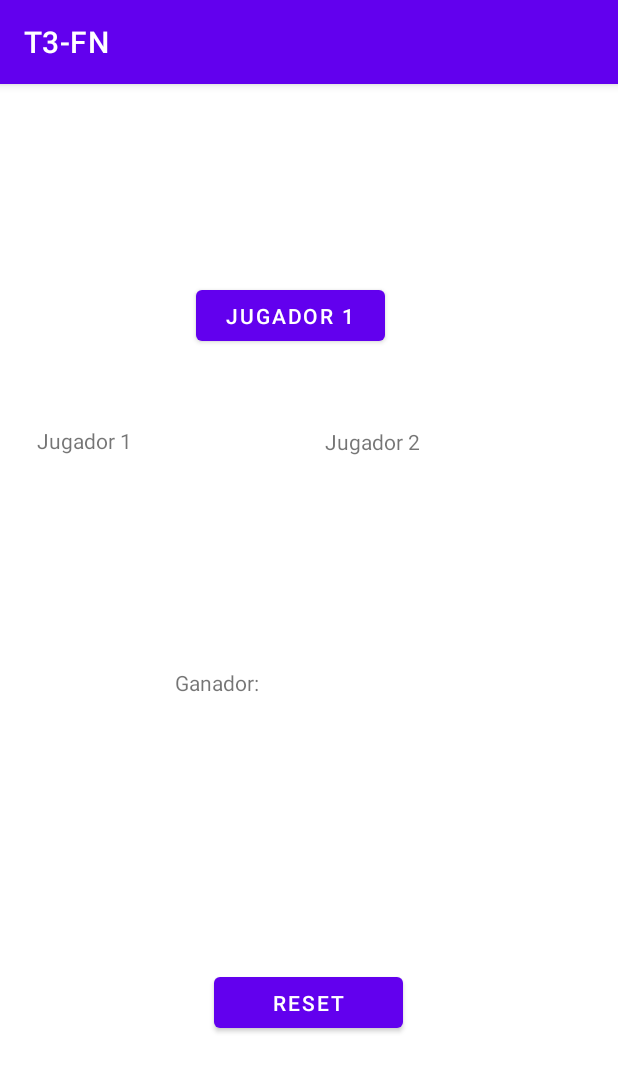
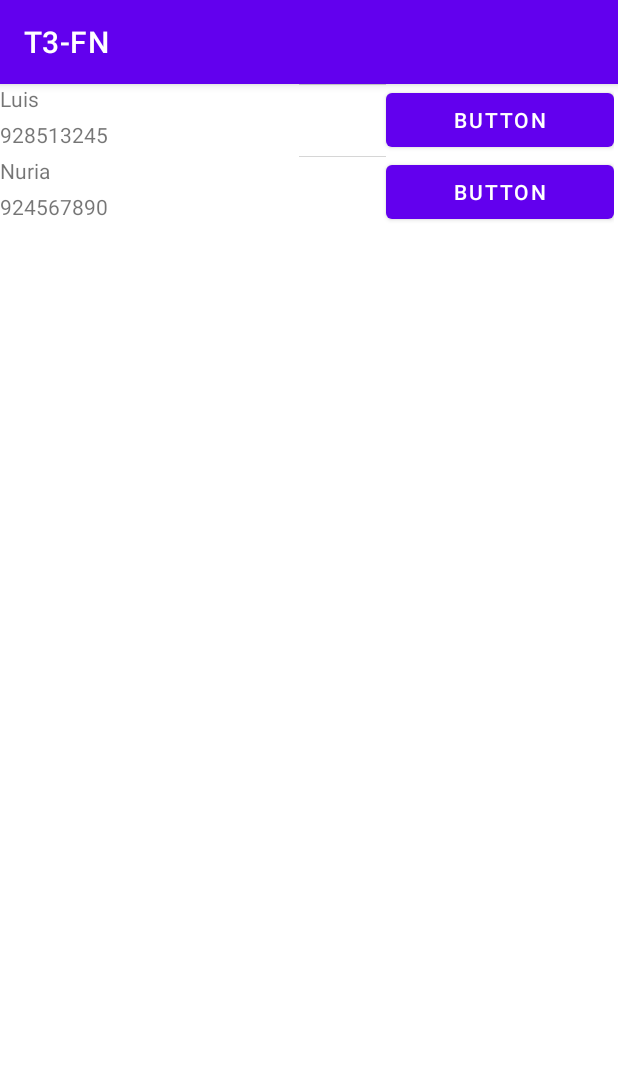
Before and after one commit to NicoldAguilar/APPMOV-T3FN, an Android app: the screen it shows after launch (AleatoriosActivity before the commit, ListadoActivity after it), on a phone screen of 412 x 824 dp. Shown: the top 1072 px of the screen. Run offline under Robolectric (Android 15) with nearby library versions, the phone set to English and light mode, and no system bars; our stand-ins replace Picasso; pictures from the network do not load.

Commit message:
T3-B-MID

```diff
--- a/APP MOVILES/app/build.gradle
+++ b/APP MOVILES/app/build.gradle
@@ -33,7 +33,9 @@ dependencies {
     implementation 'androidx.appcompat:appcompat:1.5.1'
     implementation 'com.google.android.material:material:1.7.0'
     implementation 'androidx.constraintlayout:constraintlayout:2.1.4'
+    implementation 'com.squareup.picasso:picasso:2.71828' //imagenes
     testImplementation 'junit:junit:4.13.2'
     androidTestImplementation 'androidx.test.ext:junit:1.1.4'
     androidTestImplementation 'androidx.test.espresso:espresso-core:3.5.0'
+
 }
--- a/APP MOVILES/app/src/main/AndroidManifest.xml
+++ b/APP MOVILES/app/src/main/AndroidManifest.xml
@@ -1,6 +1,7 @@
 <?xml version="1.0" encoding="utf-8"?>
 <manifest xmlns:android="http://schemas.android.com/apk/res/android"
     xmlns:tools="http://schemas.android.com/tools">
+    <uses-permission android:name="android.permission.INTERNET"/>
 
     <application
         android:allowBackup="true"
@@ -13,13 +14,23 @@
         android:theme="@style/Theme.T3FN"
         tools:targetApi="31">
         <activity
-            android:name=".AleatoriosActivity"
+            android:name=".ListadoActivity"
             android:exported="true">
+
             <intent-filter>
                 <action android:name="android.intent.action.MAIN" />
 
                 <category android:name="android.intent.category.LAUNCHER" />
             </intent-filter>
+            <meta-data
+                android:name="android.app.lib_name"
+                android:value="" />
+        </activity>
+        <activity
+            android:name=".AleatoriosActivity"
+            android:exported="true">
+
+
             <meta-data
                 android:name="android.app.lib_name"
                 android:value="" />
--- /dev/null
+++ b/APP MOVILES/app/src/main/java/com/example/t3_fn/Adapters/ContactosAdapter.java
@@ -0,0 +1,89 @@
+package com.example.t3_fn.Adapters;
+
+import android.content.Context;
+import android.content.Intent;
+import android.net.Uri;
+import android.view.LayoutInflater;
+import android.view.View;
+import android.view.ViewGroup;
+import android.widget.Button;
+import android.widget.ImageView;
+import android.widget.TextView;
+
+import androidx.annotation.NonNull;
+import androidx.recyclerview.widget.RecyclerView;
+
+import com.example.t3_fn.Clases.Contactos;
+import com.example.t3_fn.R;
+import com.squareup.picasso.Picasso;
+
+import java.util.ArrayList;
+import java.util.List;
+
+public class ContactosAdapter extends RecyclerView.Adapter {
+
+    private List<Contactos> listaContactos;
+    private Context context; //contexto de la lista
+
+    //constructor
+    public ContactosAdapter(List<Contactos> contactos, Context context) {
+        this.listaContactos = contactos;
+        this.context = context;
+    }
+
+    @NonNull
+    @Override
+    public RecyclerView.ViewHolder onCreateViewHolder(@NonNull ViewGroup parent, int viewType) {
+        LayoutInflater inflater = LayoutInflater.from(parent.getContext());
+        View view = inflater.inflate(R.layout.item_string, parent, false);
+        ContactosAdapter.NameViewHolder viewHolder = new ContactosAdapter.NameViewHolder(view);
+        return viewHolder;
+    }
+
+    @Override
+    public void onBindViewHolder(@NonNull RecyclerView.ViewHolder holder, int position) {
+        String nombreContacto = listaContactos.get(position).getNombre();
+        String numeroContacto = listaContactos.get(position).getNumero();
+        String fotoContacto = listaContactos.get(position).getFoto();
+
+        //llamar a la vista
+        View view = holder.itemView;
+
+        TextView nomC = view.findViewById(R.id.tvNombre);
+        TextView numC = view.findViewById(R.id.tvNumero);
+        ImageView foC = view.findViewById(R.id.imFoto);
+        Button llamadaC = view.findViewById(R.id.btnLlamada);
+
+        //Enviar datos
+        Picasso.get().load(fotoContacto).into(foC); //mandar img
+        nomC.setText(nombreContacto);
+        numC.setText(numeroContacto);
+
+        //Acceder a la llamada
+        llamadaC.setOnClickListener(new View.OnClickListener() {
+            @Override
+            public void onClick(View view) {
+                openDialer(numeroContacto);
+            }
+        });
+
+    }
+
+    @Override
+    public int getItemCount() {
+        return listaContactos.size();
+    }
+
+    public class NameViewHolder extends RecyclerView.ViewHolder {
+
+        public NameViewHolder(@NonNull View itemView) {
+            super(itemView);
+        }
+    }
+
+    private void openDialer(String phoneNumber) {
+        Intent intent = new Intent(Intent.ACTION_DIAL);
+        intent.setData(Uri.parse("tel:" + phoneNumber));
+        context.startActivity(intent);
+    }
+}
--- /dev/null
+++ b/APP MOVILES/app/src/main/java/com/example/t3_fn/Clases/Contactos.java
@@ -0,0 +1,40 @@
+package com.example.t3_fn.Clases;
+
+public class Contactos {
+    String nombre;
+    String numero;
+    String foto;
+
+    public Contactos() {
+    }
+
+    public Contactos(String nombre, String numero, String foto) {
+        this.nombre = nombre;
+        this.numero = numero;
+        this.foto = foto;
+    }
+
+    public String getNombre() {
+        return nombre;
+    }
+
+    public void setNombre(String nombre) {
+        this.nombre = nombre;
+    }
+
+    public String getNumero() {
+        return numero;
+    }
+
+    public void setNumero(String numero) {
+        this.numero = numero;
+    }
+
+    public String getFoto() {
+        return foto;
+    }
+
+    public void setFoto(String foto) {
+        this.foto = foto;
+    }
+}
--- /dev/null
+++ b/APP MOVILES/app/src/main/java/com/example/t3_fn/ListadoActivity.java
@@ -0,0 +1,39 @@
+package com.example.t3_fn;
+
+import androidx.appcompat.app.AppCompatActivity;
+import androidx.recyclerview.widget.LinearLayoutManager;
+import androidx.recyclerview.widget.RecyclerView;
+
+import android.os.Bundle;
+
+import com.example.t3_fn.Adapters.ContactosAdapter;
+import com.example.t3_fn.Clases.Contactos;
+
+import java.util.ArrayList;
+import java.util.List;
+
+public class ListadoActivity extends AppCompatActivity {
+
+    @Override
+    protected void onCreate(Bundle savedInstanceState) {
+        super.onCreate(savedInstanceState);
+        setContentView(R.layout.activity_listado);
+
+        ContactosAdapter ctAp = new ContactosAdapter(data(),this);
+
+        RecyclerView rvLista =  findViewById(R.id.rvListaSimple);
+        rvLista.setLayoutManager(new LinearLayoutManager(this));
+        rvLista.setAdapter(ctAp);
+    }
+
+    public List<Contactos> data (){
+        List<Contactos> contactos = new ArrayList<>();
+        Contactos C01 = new Contactos("Luis", "928513245", "https://img.freepik.com/vector-gratis/hombre-muestra-gesto-gran-idea_10045-637.jpg");
+        contactos.add(C01);
+
+        Contactos C02 = new Contactos("Nuria", "924567890", "https://img.freepik.com/foto-gratis/retrato-hermoso-mujer-joven-posicion-pared-gris_231208-10760.jpg?q=10&h=200");
+        contactos.add(C02);
+
+        return contactos;
+    }
+}
--- a/APP MOVILES/app/src/main/java/com/example/t3_fn/MainActivity.java
+++ b/APP MOVILES/app/src/main/java/com/example/t3_fn/MainActivity.java
@@ -11,6 +11,8 @@ import android.widget.TextView;
 
 import java.util.ArrayList;
 import java.util.List;
+
+//CALULADORA NO FUNCIONA
 
 public class MainActivity extends AppCompatActivity {
 
--- /dev/null
+++ b/APP MOVILES/app/src/main/res/layout/activity_listado.xml
@@ -0,0 +1,17 @@
+<?xml version="1.0" encoding="utf-8"?>
+<LinearLayout xmlns:android="http://schemas.android.com/apk/res/android"
+    xmlns:app="http://schemas.android.com/apk/res-auto"
+    xmlns:tools="http://schemas.android.com/tools"
+    android:layout_width="match_parent"
+    android:layout_height="match_parent"
+    tools:context=".ListadoActivity">
+
+    <androidx.recyclerview.widget.RecyclerView
+        android:id="@+id/rvListaSimple"
+        android:layout_width="409dp"
+        android:layout_height="729dp"
+        app:layout_constraintBottom_toBottomOf="parent"
+        app:layout_constraintEnd_toEndOf="parent"
+        app:layout_constraintStart_toStartOf="parent"
+        app:layout_constraintTop_toTopOf="parent" />
+</LinearLayout>
--- /dev/null
+++ b/APP MOVILES/app/src/main/res/layout/item_string.xml
@@ -0,0 +1,51 @@
+<?xml version="1.0" encoding="utf-8"?>
+<LinearLayout xmlns:android="http://schemas.android.com/apk/res/android"
+    xmlns:app="http://schemas.android.com/apk/res-auto"
+    xmlns:tools="http://schemas.android.com/tools"
+    android:layout_width="match_parent"
+    android:layout_height="wrap_content"> <!-- adapta a lo que se escrito -->
+
+
+    <LinearLayout
+        android:layout_width="match_parent"
+        android:layout_height="match_parent"
+        android:orientation="horizontal">
+
+        <LinearLayout
+            android:layout_width="142dp"
+            android:layout_height="match_parent"
+            android:layout_weight="1"
+            android:orientation="vertical">
+
+            <TextView
+                android:id="@+id/tvNombre"
+                android:layout_width="168dp"
+                android:layout_height="wrap_content"
+                android:layout_weight="1"
+                android:text="TextView" />
+
+            <TextView
+                android:id="@+id/tvNumero"
+                android:layout_width="match_parent"
+                android:layout_height="wrap_content"
+                android:layout_weight="1"
+                android:text="TextView" />
+
+        </LinearLayout>
+
+        <ImageView
+            android:id="@+id/imFoto"
+            android:layout_width="wrap_content"
+            android:layout_height="wrap_content"
+            android:layout_weight="1"
+            tools:srcCompat="@tools:sample/avatars" />
+
+        <Button
+            android:id="@+id/btnLlamada"
+            android:layout_width="wrap_content"
+            android:layout_height="wrap_content"
+            android:layout_weight="1"
+            android:text="Button" />
+
+    </LinearLayout>
+</LinearLayout>
```
